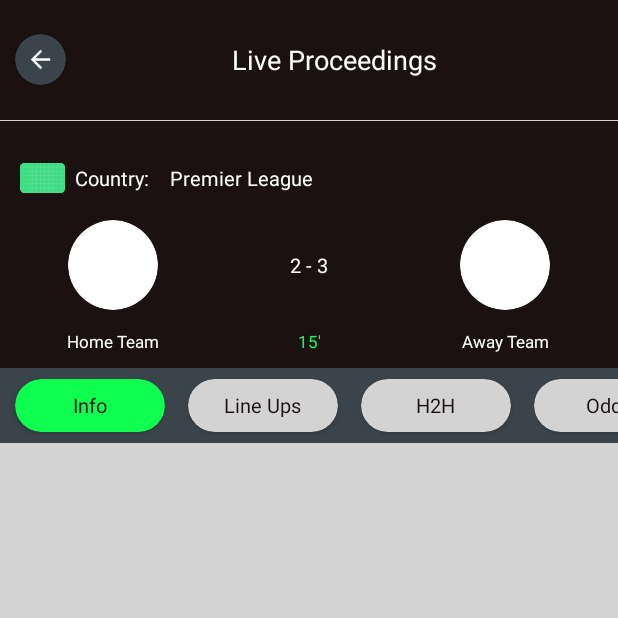
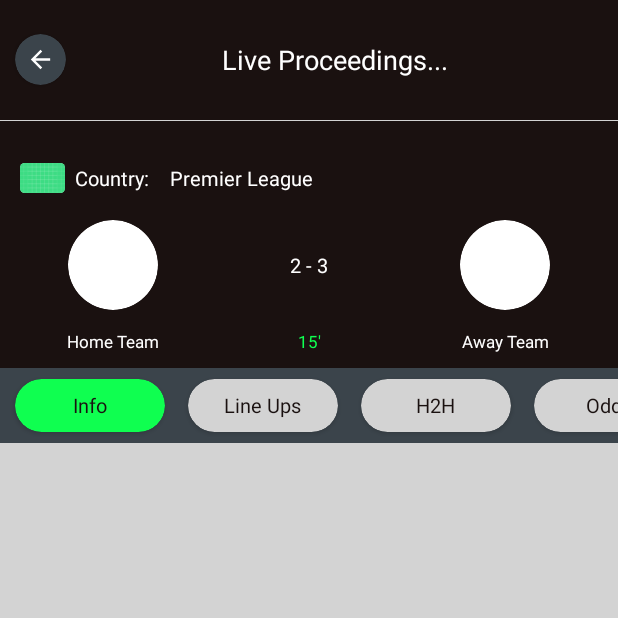
Before and after one commit to Nyamutsambira/livefootball, an Android app: the DetailedLiveScoreActivity screen opened directly, with no data from a screen before it, on a phone screen of 412 x 824 dp, the top half of it. Run offline under Robolectric (Android 15) with nearby library versions, the phone set to English and light mode, and no system bars; our stand-ins replace Picasso, Volley; network calls fail; pictures from the network do not load; 2 statements that could not run were skipped.

Commit message:
Modification on the detailed live score xml file

```diff
--- a/app/src/main/res/layout/activity_detailed_live_score.xml
+++ b/app/src/main/res/layout/activity_detailed_live_score.xml
@@ -39,7 +39,7 @@
             android:layout_centerVertical="true"
             android:layout_marginRight="10dp"
             android:layout_toRightOf="@+id/detailed_live_score_back_cv"
-            android:text="Live Proceedings"
+            android:text="Live Proceedings..."
             android:textAlignment="center"
             android:textColor="@color/white"
             android:textSize="18sp" />
```
